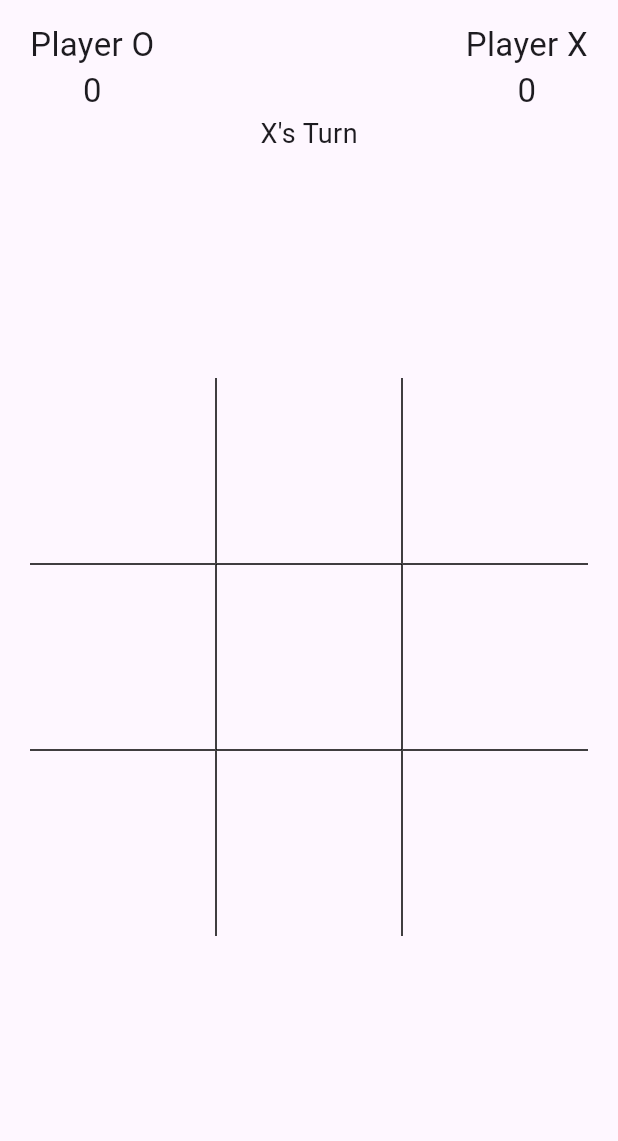
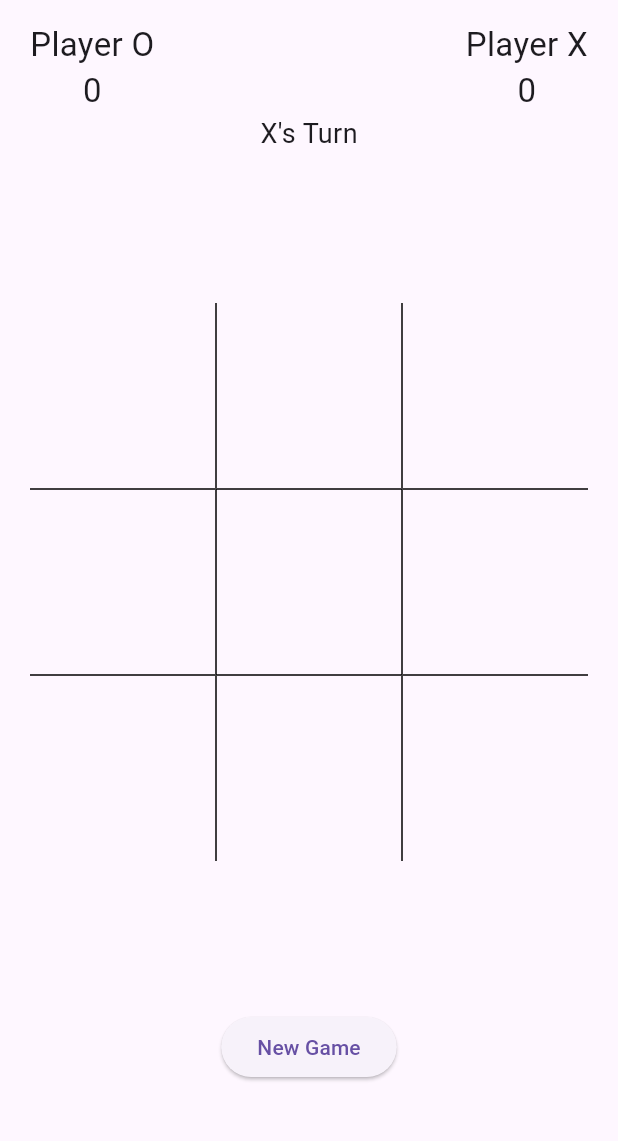
Before and after one commit to nklau/tic-tac-toe, a Flutter app: the screen it shows after launch, on a phone screen of 412 x 824 dp, the part 63-1204 px from its top. Run offline on Flutter 3.47's test engine with Material 3 defaults, Android fonts, the phone set to English and light mode, and no system bars.

Commit message:
new game button

```diff
--- a/lib/main.dart
+++ b/lib/main.dart
@@ -197,7 +197,7 @@ class _TicTacToeGame extends State<TicTacToeGame> {
   Widget build(BuildContext context) {
     final borderSide = const BorderSide(color: Colors.black, width: 0.5);
     return Column(
-      spacing: 150,
+      spacing: 100,
       children: [
         Text("${_playerSymbol()}'s Turn", style: TextStyle(fontSize: 18.0)),
         GridView.count(
@@ -229,6 +229,12 @@ class _TicTacToeGame extends State<TicTacToeGame> {
             );
           }),
         ),
+        ElevatedButton(
+          onPressed: () {
+            _newGame();
+          },
+          child: const Text('New Game'),
+        ),
       ],
     );
   }
```
Also changed, not shown: 10 other files.
